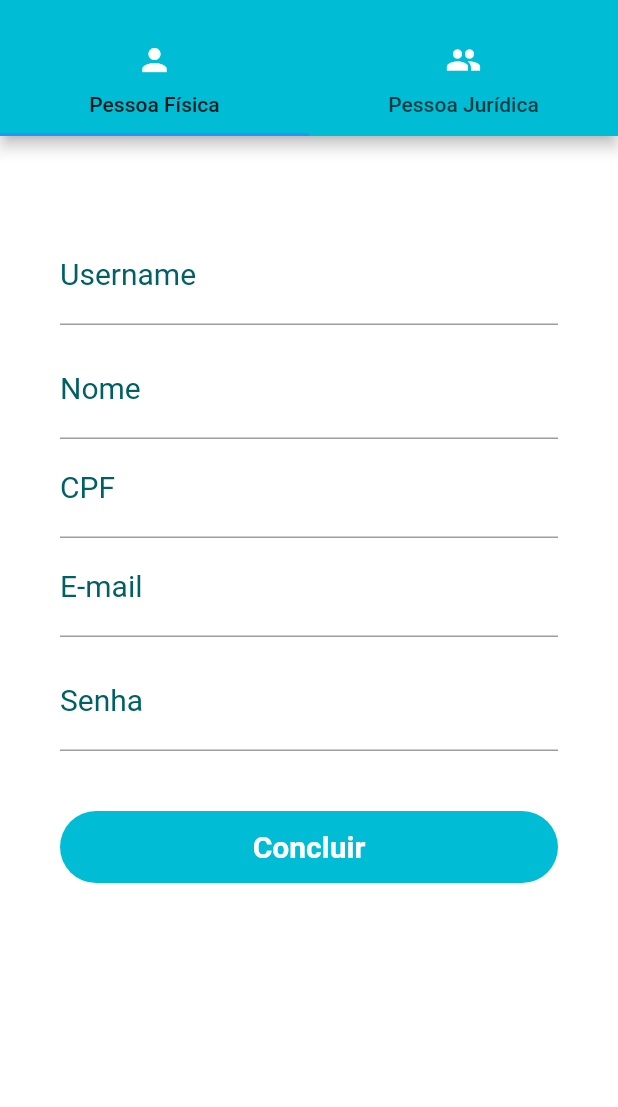
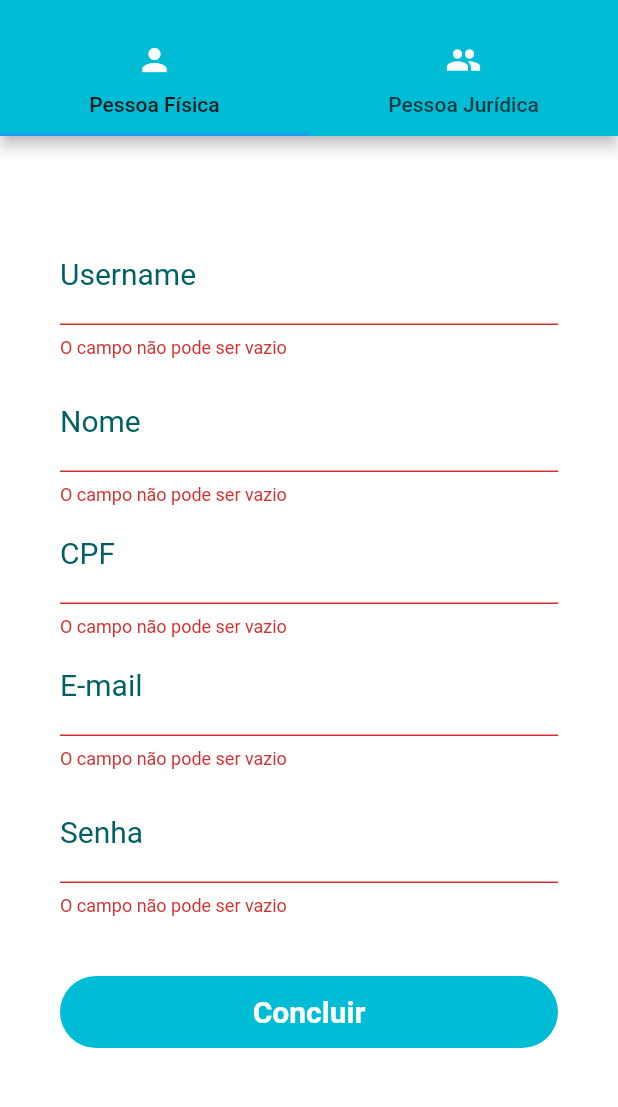
Before and after one commit to LFMP/MiAudota, a Flutter app: the CadastroForm screen opened directly, on a phone screen of 412 x 824 dp, the part 59-1166 px from its top. Run offline on Flutter 3.47's test engine with Material 2 defaults, Android fonts, the phone set to English and light mode, and no system bars; our stand-ins replace bloc, equatable, flushbar, flutter_bloc, flutter_masked_text, flutter_secure_storage; missing offline and left inert: cpf_cnpj_validator; accounts and stored records are empty.

Commit message:
validações em cadastro

```diff
--- a/miaudota_app/lib/pages/cadastro_form.dart
+++ b/miaudota_app/lib/pages/cadastro_form.dart
@@ -1,3 +1,4 @@
+import 'package:cpf_cnpj_validator/cnpj_validator.dart';
 import 'package:flutter/material.dart';
 import 'package:flutter/services.dart';
 import 'package:flutter_bloc/flutter_bloc.dart';
@@ -5,16 +6,23 @@ import 'package:miaudota_app/blocs/events/signup.dart';
 import 'package:miaudota_app/blocs/signup.dart';
 import 'package:miaudota_app/blocs/states/signup.dart';
 import 'package:miaudota_app/utils/style.dart';
+import 'package:cpf_cnpj_validator/cpf_validator.dart';
+import 'package:flutter_masked_text/flutter_masked_text.dart';
 
 class PessoaFisica extends StatelessWidget {
   final _usernameController = TextEditingController();
   final _nameController = TextEditingController();
   final _passwordController = TextEditingController();
-  final _cpfController = TextEditingController();
+  final _cpfController = MaskedTextController(mask: '000.000.000-00');
   final _emailController = TextEditingController();
 
   @override
   Widget build(BuildContext context) {
+    final GlobalKey<FormState> _formKey = GlobalKey<FormState>();
+    const Pattern emailpattern =
+        r'^(([^<>()[\]\\.,;:\s@\"]+(\.[^<>()[\]\\.,;:\s@\"]+)*)|(\".+\"))@((\[[0-9]{1,3}\.[0-9]{1,3}\.[0-9]{1,3}\.[0-9]{1,3}\])|(([a-zA-Z\-0-9]+\.)+[a-zA-Z]{2,}))$';
+    final RegExp emailregex = RegExp(emailpattern);
+
     Future<void> _onSignUPButtonPressed() async {
       BlocProvider.of<SignUPBloc>(context).add(
         SignUPButtonPressed(
@@ -31,6 +39,10 @@ class PessoaFisica extends StatelessWidget {
     return Container(
       padding: AppStyle.padding,
       color: AppStyle.colorWhite,
+      child: Form(
+        key: _formKey,
+        autovalidate: true,
+        onChanged: () => _formKey.currentState.validate(),
         child: ListView(
           children: <Widget>[
             TextFormField(
@@ -44,6 +56,12 @@ class PessoaFisica extends StatelessWidget {
                   fontSize: 20,
                 ),
               ),
+              validator: (value) {
+                if (value.isEmpty) {
+                  return 'O campo não pode ser vazio';
+                }
+                return null;
+              },
               style: TextStyle(
                 fontSize: 20,
                 color: AppStyle.colorCyanEightHundred,
@@ -63,6 +81,12 @@ class PessoaFisica extends StatelessWidget {
                   fontSize: 20,
                 ),
               ),
+              validator: (value) {
+                if (value.isEmpty) {
+                  return 'O campo não pode ser vazio';
+                }
+                return null;
+              },
               style: TextStyle(
                 fontSize: 20,
                 color: AppStyle.colorCyanEightHundred,
@@ -70,7 +94,7 @@ class PessoaFisica extends StatelessWidget {
             ),
             TextFormField(
               controller: _cpfController,
-            keyboardType: TextInputType.text,
+              keyboardType: TextInputType.number,
               decoration: InputDecoration(
                 labelText: 'CPF',
                 labelStyle: TextStyle(
@@ -79,6 +103,15 @@ class PessoaFisica extends StatelessWidget {
                   fontSize: 20,
                 ),
               ),
+              validator: (value) {
+                if (value.isEmpty) {
+                  return 'O campo não pode ser vazio';
+                }
+                if (!CPFValidator.isValid(value)) {
+                  return 'CPF inválido';
+                }
+                return null;
+              },
               style: TextStyle(
                 fontSize: 20,
                 color: AppStyle.colorCyanEightHundred,
@@ -95,6 +128,16 @@ class PessoaFisica extends StatelessWidget {
                   fontSize: 20,
                 ),
               ),
+              validator: (value) {
+                if (value.isEmpty) {
+                  return 'O campo não pode ser vazio';
+                } else {
+                  if (!emailregex.hasMatch(value)) {
+                    return 'Email inválido';
+                  }
+                }
+                return null;
+              },
               style: TextStyle(
                 fontSize: 20,
                 color: AppStyle.colorCyanEightHundred,
@@ -114,6 +157,12 @@ class PessoaFisica extends StatelessWidget {
                   fontSize: 20,
                 ),
               ),
+              validator: (value) {
+                if (value.isEmpty) {
+                  return 'O campo não pode ser vazio';
+                }
+                return null;
+              },
               style: TextStyle(
                 fontSize: 20,
                 color: AppStyle.colorCyanEightHundred,
@@ -146,6 +195,7 @@ class PessoaFisica extends StatelessWidget {
             ),
           ],
         ),
+      ),
     );
   }
 }
@@ -154,10 +204,15 @@ class PessoaJuridica extends StatelessWidget {
   final _usernameController = TextEditingController();
   final _nameController = TextEditingController();
   final _passwordController = TextEditingController();
-  final _cnpjController = TextEditingController();
+  final _cnpjController = MaskedTextController(mask: '00.000.000/0000-00');
   final _emailController = TextEditingController();
   @override
   Widget build(BuildContext context) {
+    final GlobalKey<FormState> _formKey = GlobalKey<FormState>();
+    const Pattern emailpattern =
+        r'^(([^<>()[\]\\.,;:\s@\"]+(\.[^<>()[\]\\.,;:\s@\"]+)*)|(\".+\"))@((\[[0-9]{1,3}\.[0-9]{1,3}\.[0-9]{1,3}\.[0-9]{1,3}\])|(([a-zA-Z\-0-9]+\.)+[a-zA-Z]{2,}))$';
+    final RegExp emailregex = RegExp(emailpattern);
+
     void _onSignUPButtonPressed() {
       BlocProvider.of<SignUPBloc>(context).add(
         SignUPButtonPressed(
@@ -187,6 +242,10 @@ class PessoaJuridica extends StatelessWidget {
           return Container(
             padding: AppStyle.padding,
             color: AppStyle.colorWhite,
+            child: Form(
+              key: _formKey,
+              autovalidate: true,
+              onChanged: () => _formKey.currentState.validate(),
               child: ListView(
                 children: <Widget>[
                   TextFormField(
@@ -200,6 +259,12 @@ class PessoaJuridica extends StatelessWidget {
                         fontSize: 20,
                       ),
                     ),
+                    validator: (value) {
+                      if (value.isEmpty) {
+                        return 'O campo não pode ser vazio';
+                      }
+                      return null;
+                    },
                     style: TextStyle(
                       fontSize: 20,
                       color: AppStyle.colorCyanEightHundred,
@@ -210,7 +275,7 @@ class PessoaJuridica extends StatelessWidget {
                   ),
                   TextFormField(
                     controller: _nameController,
-                  keyboardType: TextInputType.text,
+                    keyboardType: TextInputType.phone,
                     decoration: InputDecoration(
                       labelText: 'Razão social',
                       labelStyle: TextStyle(
@@ -219,6 +284,12 @@ class PessoaJuridica extends StatelessWidget {
                         fontSize: 20,
                       ),
                     ),
+                    validator: (value) {
+                      if (value.isEmpty) {
+                        return 'O campo não pode ser vazio';
+                      }
+                      return null;
+                    },
                     style: TextStyle(
                       fontSize: 20,
                       color: AppStyle.colorCyanEightHundred,
@@ -226,7 +297,7 @@ class PessoaJuridica extends StatelessWidget {
                   ),
                   TextFormField(
                     controller: _cnpjController,
-                  keyboardType: TextInputType.text,
+                    keyboardType: TextInputType.number,
                     decoration: InputDecoration(
                       labelText: 'CNPJ',
                       labelStyle: TextStyle(
@@ -235,6 +306,19 @@ class PessoaJuridica extends StatelessWidget {
                         fontSize: 20,
                       ),
                     ),
+                    validator: (value) {
+                      if (value.isEmpty) {
+                        return 'O campo não pode ser vazio';
+                      } else {
+                        if (!CNPJValidator.isValid(value)) {
+                          return 'CNPJ inválido';
+                        }
+                        if (!emailregex.hasMatch(value)) {
+                          return 'Email inválido';
+                        }
+                      }
+                      return null;
+                    },
                     style: TextStyle(
                       fontSize: 20,
                       color: AppStyle.colorCyanEightHundred,
@@ -251,6 +335,12 @@ class PessoaJuridica extends StatelessWidget {
                         fontSize: 20,
                       ),
                     ),
+                    validator: (value) {
+                      if (value.isEmpty) {
+                        return 'O campo não pode ser vazio';
+                      }
+                      return null;
+                    },
                     style: TextStyle(
                       fontSize: 20,
                       color: AppStyle.colorCyanEightHundred,
@@ -270,6 +360,12 @@ class PessoaJuridica extends StatelessWidget {
                         fontSize: 20,
                       ),
                     ),
+                    validator: (value) {
+                      if (value.isEmpty) {
+                        return 'O campo não pode ser vazio';
+                      }
+                      return null;
+                    },
                     style: TextStyle(
                       fontSize: 20,
                       color: AppStyle.colorCyanEightHundred,
@@ -300,6 +396,7 @@ class PessoaJuridica extends StatelessWidget {
                     ),
                   ),
                 ],
+              ),
             ),
           );
         },
--- a/miaudota_app/pubspec.yaml
+++ b/miaudota_app/pubspec.yaml
@@ -15,6 +15,8 @@ dependencies:
   http: ^0.12.0+2
   flutter_secure_storage: ^3.3.1+1
   cupertino_icons: ^0.1.2
+  cpf_cnpj_validator: ^1.0.5
+  flutter_masked_text: ^0.8.0
 
 dev_dependencies:
   flutter:
```
Also changed, not shown: miaudota_app/pubspec.lock. Lines whose indentation alone changed are shown as unchanged.
